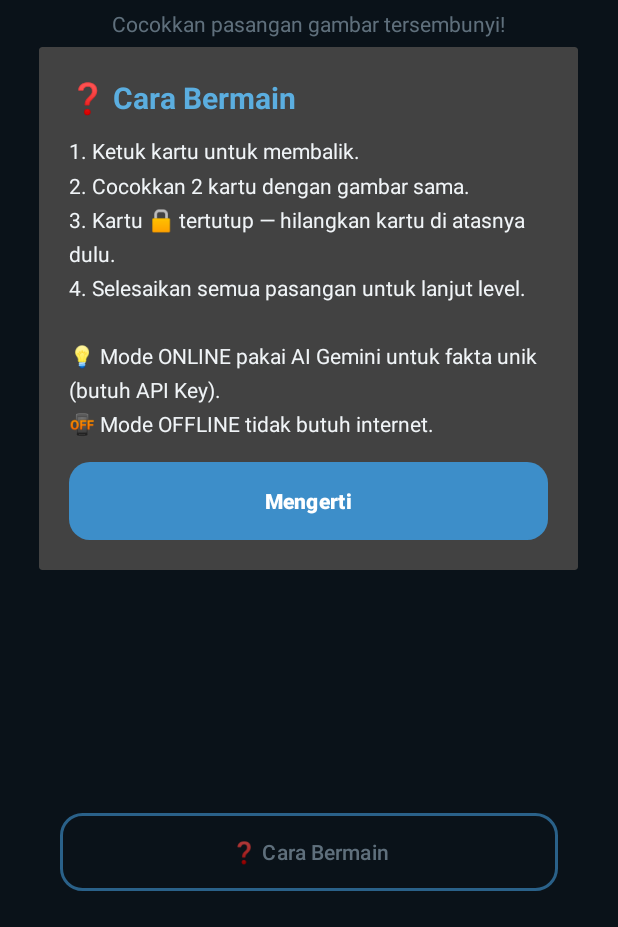
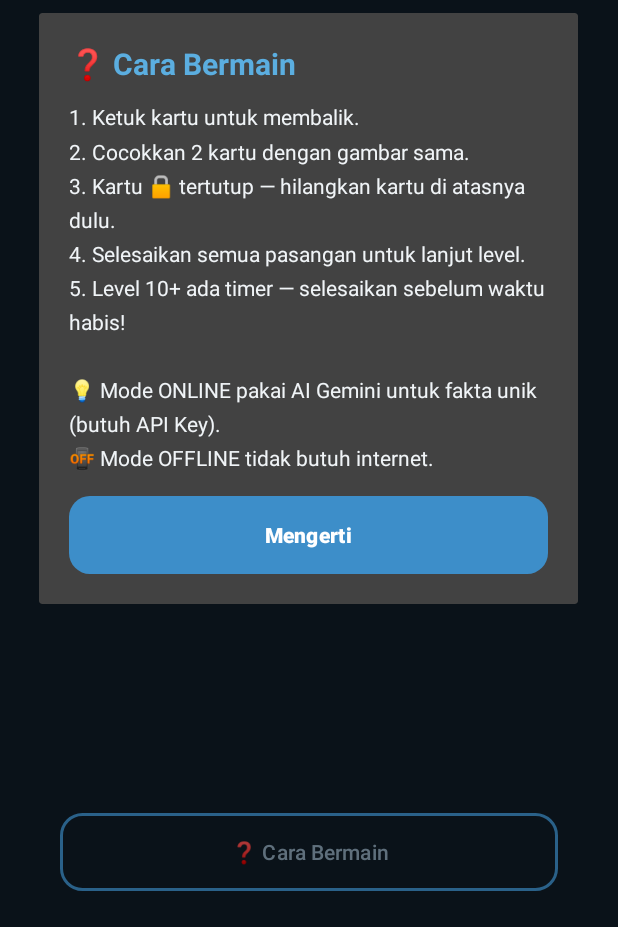
Before and after one commit to anwarlutfi58-cmd/pla-gambar, an Android app: the screen it shows after launch (MainActivity), after a tap on "❓ Cara Bermain", on a phone screen of 412 x 824 dp, the part 309-1236 px from its top. Run offline under Robolectric (Android 15) with nearby library versions, the phone set to English and light mode, and no system bars.

Commit message:
Perbarui app/src/main/res/values/strings.xml

```diff
--- a/app/src/main/res/values/strings.xml
+++ b/app/src/main/res/values/strings.xml
@@ -28,5 +28,5 @@
     <string name="win_text">Hebat! Kamu menyelesaikan Level %1$d.</string>
     <string name="next_level">Lanjut Level</string>
     <string name="main_menu">Menu Utama</string>
-    <string name="help_text">1. Ketuk kartu untuk membalik.\n2. Cocokkan 2 kartu dengan gambar sama.\n3. Kartu 🔒 tertutup — hilangkan kartu di atasnya dulu.\n4. Selesaikan semua pasangan untuk lanjut level.\n\n💡 Mode ONLINE pakai AI Gemini untuk fakta unik (butuh API Key).\n📴 Mode OFFLINE tidak butuh internet.</string>
+    <string name="help_text">1. Ketuk kartu untuk membalik.\n2. Cocokkan 2 kartu dengan gambar sama.\n3. Kartu 🔒 tertutup — hilangkan kartu di atasnya dulu.\n4. Selesaikan semua pasangan untuk lanjut level.\n5. Level 10+ ada timer — selesaikan sebelum waktu habis!\n\n💡 Mode ONLINE pakai AI Gemini untuk fakta unik (butuh API Key).\n📴 Mode OFFLINE tidak butuh internet.</string>
 </resources>
```
